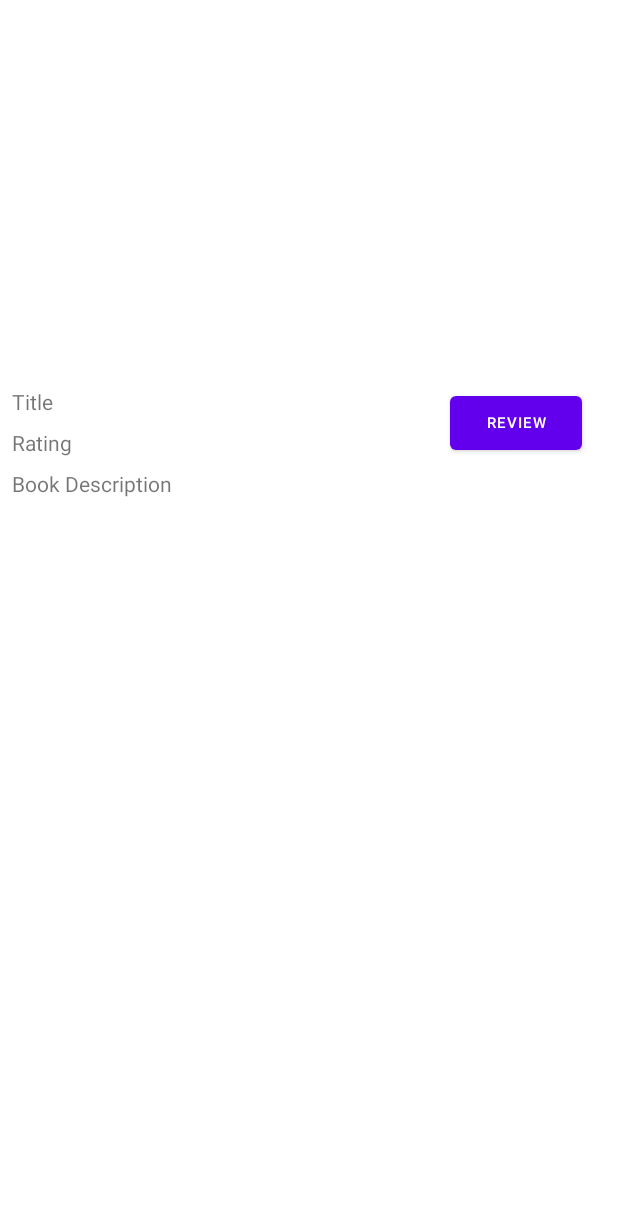
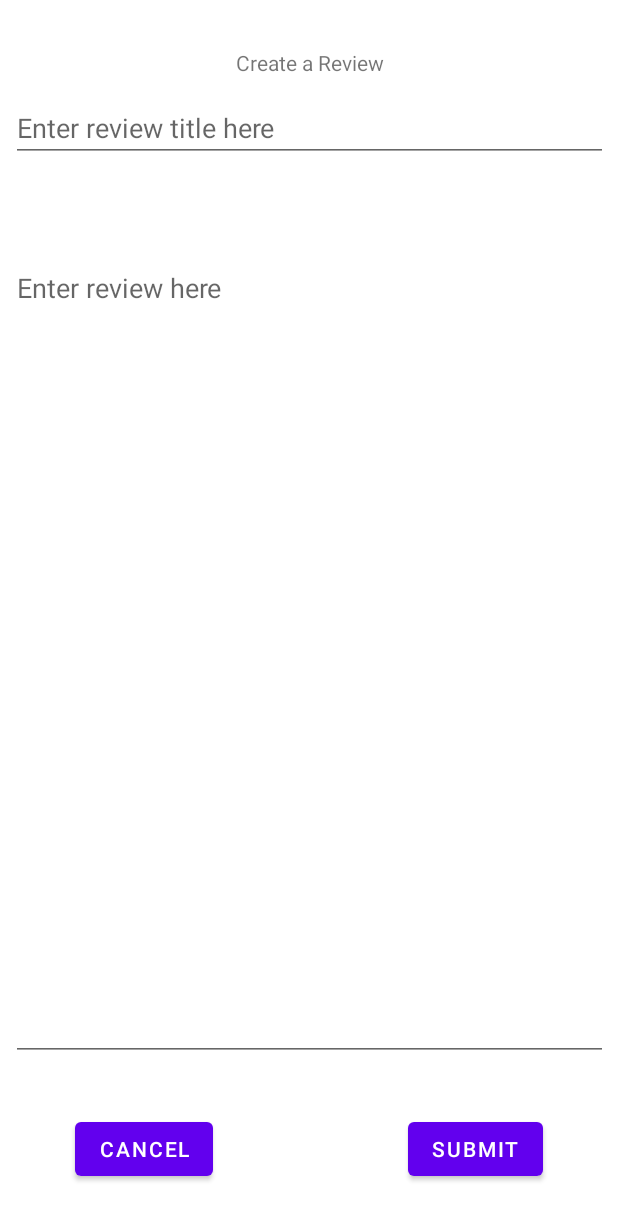
Before and after one commit to BCDross/ISIT322-GroupProject, an Android app: the BookDetailActivity screen opened directly, with no data from a screen before it, after a tap on "REVIEW", on a phone screen of 412 x 824 dp. Shown: the top 1220 px of the screen. Run offline under Robolectric (Android 15) with nearby library versions, the phone set to English and light mode, and no system bars; pictures from the network do not load; 8 statements that could not run were skipped.

Commit message:
reviewThisBook button fixed, reviews work, need an action after review submitted

```diff
--- a/RookandLochBooks/app/src/main/AndroidManifest.xml
+++ b/RookandLochBooks/app/src/main/AndroidManifest.xml
@@ -18,7 +18,10 @@
         android:supportsRtl="true"
         android:theme="@style/Theme.RookAndLochBooks"
         android:usesCleartextTraffic="true">
-        <activity android:name=".ui.login.RegisterNewUser"></activity>
+        <activity
+            android:name=".ui.login.RegisterNewUser"
+            android:label="Books Are funner"
+            android:theme="@style/Theme.RookAndLochBooks.NoActionBar" />
         <activity
             android:name=".ui.review.BookDetailActivity"
             android:label="Books Are fun"
--- a/RookandLochBooks/app/src/main/java/com/hfad/rookandlochbooks/ui/review/BookDetailActivity.java
+++ b/RookandLochBooks/app/src/main/java/com/hfad/rookandlochbooks/ui/review/BookDetailActivity.java
@@ -41,22 +41,24 @@ public class BookDetailActivity extends AppCompatActivity {
         //going to BookCreateReviewFragment...
         FragmentManager supportFragmentManager = this.getSupportFragmentManager();
         Button reviewButton = (Button) this.findViewById(R.id.btn_review);
+
         reviewButton.setOnClickListener(new View.OnClickListener() {
             @Override
-            public void onClick(View v) { openFragment(); }
+            public void onClick(View v) {
+                openFragment2();
+            }
 
             int userID = 69; //gets the session userID to pass it through (test) this line is basically nonsense, its very late and im out of tea
 
-
             //this is clever, I like it. makes a bundle of goodies.
-            private void openFragment() {
+            private void openFragment2() {
                 Bundle bundle = new Bundle();
                 bundle.putInt("userID",userID); //(name:value) - saves to the bundle and is referencable on receiving side by: bundle.getInt("userID", whereSaveVarName); i think...
                 //anything else you want to put in the bundle to pass to this next fragment? put it here
                 CreateReviewFragment destination = new CreateReviewFragment();
                 destination.setArguments(bundle);
                 supportFragmentManager.beginTransaction()
-                        .replace(R.id.bookDetails, destination, "Fragment_TAG")
+                        .replace(R.id.bookDetails2, destination, "something_here")
                         .setReorderingAllowed(true)
                         .addToBackStack(null) // name can be null
                         .commit();
--- a/RookandLochBooks/app/src/main/java/com/hfad/rookandlochbooks/ui/review/CreateReviewFragment.java
+++ b/RookandLochBooks/app/src/main/java/com/hfad/rookandlochbooks/ui/review/CreateReviewFragment.java
@@ -34,6 +34,8 @@ public class CreateReviewFragment extends Fragment {
     private Button btnSubmit;
     private Button btnCancel;
 
+    public CreateReviewFragment() {}
+
     public static CreateReviewFragment newInstance() {
         return new CreateReviewFragment();
     }
@@ -41,28 +43,34 @@ public class CreateReviewFragment extends Fragment {
     @Override
     public View onCreateView(@NonNull LayoutInflater inflater, ViewGroup container,
                              Bundle savedInstanceState) {
-        RookLochDatabaseHelper dbHelper = new RookLochDatabaseHelper(this);
+
+        RookLochDatabaseHelper dbHelper = new RookLochDatabaseHelper(getContext());
         db = dbHelper.getWritableDatabase();
-        String UserID = SessionManager.getUserToken(this);
+        String UserID = SessionManager.getUserToken(getContext());
         final int userID = Integer.parseInt(UserID);
 
         container.removeAllViews();
+
         createReviewViewModel = new ViewModelProvider(this).get(CreateReviewViewModel.class);
         binding = FragmentCreateReviewBinding.inflate(inflater, container, false);
         View root = binding.getRoot();
         FragmentManager supportFragmentManager = getActivity().getSupportFragmentManager();
 
-        btnSubmit = binding.buttonSubmit;
+        btnSubmit = binding.buttonSubmit2;
         btnCancel = binding.buttonCancel;
 
-        btnSubmit.setOnClickListener(new View.OnClickListener() {
+        Button reviewButton = (Button) root.findViewById(R.id.buttonSubmit2);
+        reviewButton.setOnClickListener(new View.OnClickListener() {
             @Override
             public void onClick(View v) { openFragment(); }
-            // Verify that the text boxes have text in them.
-            String newReviewTitle = binding.editTextTextReviewTitle.getText().toString();
-            String newReviewDescription = binding.editTextTextReviewDescription.getText().toString();
 
+            //press submit button
             private void openFragment() {
+                //take from the boxes
+                String newReviewTitle = binding.editTextTextReviewTitle.getText().toString();
+                String newReviewDescription = binding.editTextTextReviewDescription.getText().toString();
+
+                // Verify that the text boxes have text in them.
                 if (binding.editTextTextReviewTitle.getText().toString().isEmpty() && binding.editTextTextReviewDescription.getText().toString().isEmpty()) {
                     binding.editTextTextReviewTitle.setError("Please enter review Title.");
                     binding.editTextTextReviewDescription.setError("Please enter review description.");
@@ -79,13 +87,26 @@ public class CreateReviewFragment extends Fragment {
                 // Save review to the database now.
                 RookLochDBOperations dbOperations = new RookLochDBOperations();
                 dbOperations.insertReview(db, newReviewTitle, newReviewDescription, userID);
+
+
+                //check if submit is successful
+
+
+
+                //if success, toast and send back to.... ??
+
+
+
+                //if not success, toast and do nothing
+
+
             }
         });
 
-        View view = inflater.inflate(R.layout.fragment_book_details, container, false);
 
 
-        return view;
+
+        return root;
     }
 
     @Override
--- a/RookandLochBooks/app/src/main/res/layout/fragment_book_details.xml
+++ b/RookandLochBooks/app/src/main/res/layout/fragment_book_details.xml
@@ -4,7 +4,8 @@
     xmlns:tools="http://schemas.android.com/tools"
     android:layout_width="match_parent"
     android:layout_height="match_parent"
-    tools:context=".ui.review.BookDetailsFragment">
+    tools:context=".ui.review.BookDetailsFragment"
+    android:id="@+id/bookDetails2">
 
     <androidx.constraintlayout.widget.ConstraintLayout
         android:layout_width="match_parent"
--- a/RookandLochBooks/app/src/main/res/layout/fragment_create_review.xml
+++ b/RookandLochBooks/app/src/main/res/layout/fragment_create_review.xml
@@ -56,7 +56,7 @@
             app:layout_constraintTop_toBottomOf="@+id/editTextTextReviewTitle" />
 
         <Button
-            android:id="@+id/buttonSubmit"
+            android:id="@+id/buttonSubmit2"
             android:layout_width="wrap_content"
             android:layout_height="wrap_content"
             android:layout_marginEnd="50dp"
--- a/RookandLochBooks/app/src/main/res/layout/fragment_search.xml
+++ b/RookandLochBooks/app/src/main/res/layout/fragment_search.xml
@@ -1,5 +1,6 @@
 <?xml version="1.0" encoding="utf-8"?>
-<androidx.constraintlayout.widget.ConstraintLayout xmlns:android="http://schemas.android.com/apk/res/android"
+<androidx.constraintlayout.widget.ConstraintLayout
+    xmlns:android="http://schemas.android.com/apk/res/android"
     xmlns:app="http://schemas.android.com/apk/res-auto"
     xmlns:tools="http://schemas.android.com/tools"
     android:layout_width="match_parent"
```
Also changed, not shown: RookandLochBooks/app/src/main/java/com/hfad/rookandlochbooks/ui/review/BookDetailsFragment.java (+1 -7 lines).
